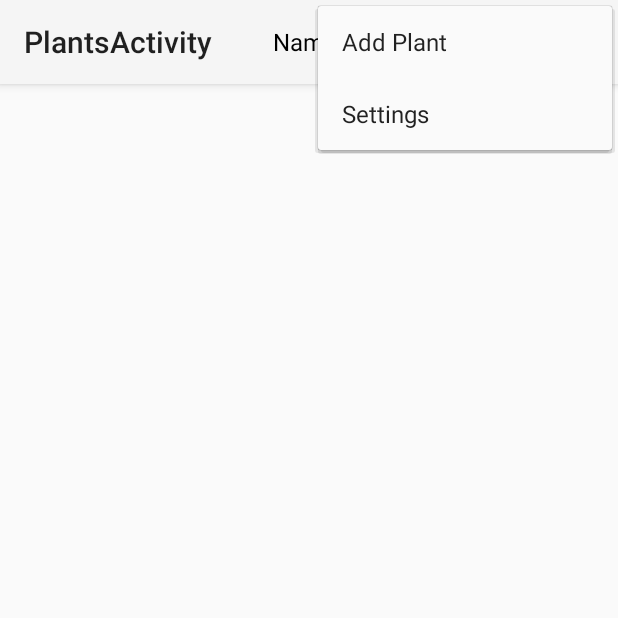
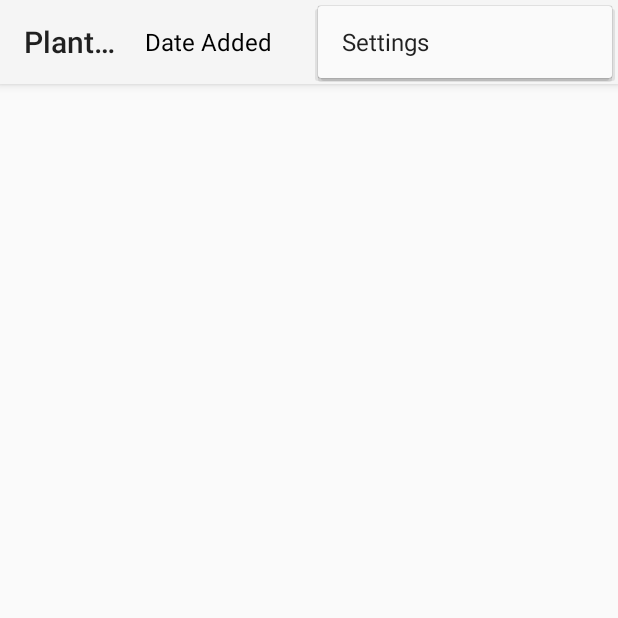
Before and after one commit to chadamine/android, an Android app: the PlantsActivity screen opened directly, with no data from a screen before it, with the options menu open, on a phone screen of 412 x 824 dp, the top half of it. Run offline under Robolectric (Android 15) with nearby library versions, the phone set to English and light mode, and no system bars.

Commit message:
list sorts

```diff
--- a/DatabaseList/app/src/main/java/chadamine/com/databaselist/Adapters/ListCursorAdapter.java
+++ b/DatabaseList/app/src/main/java/chadamine/com/databaselist/Adapters/ListCursorAdapter.java
@@ -31,12 +31,12 @@ public class ListCursorAdapter extends CursorAdapter {
         mIds = new HashMap<>();
         mSelectedItems = new SparseBooleanArray();
 
-        if(c != null)
+        //if(c != null)
             mCursor = c;
-        else
+        /*else
             mCursor = mContext.getContentResolver()
                     .query(mDatabaseObject.getUri(),
-                            mDatabaseObject.getKeyIdArray(), null, null, null);
+                            mDatabaseObject.getKeyIdArray(), null, null, null);*/
     }
 
     @Override
@@ -45,14 +45,13 @@ public class ListCursorAdapter extends CursorAdapter {
 
         // TODO: MAKE THIS WORK
         //mDatabaseObject.setContent();
+
         mView = view;
     }
 
 	@Override
 	public Cursor getCursor() {
-
         return mCursor;
-                //mDatabaseObject.getCursor();
 	}
 
     public void toggleSelection(int position) {
--- a/DatabaseList/app/src/main/java/chadamine/com/databaselist/Fragments/PlantsFragment.java
+++ b/DatabaseList/app/src/main/java/chadamine/com/databaselist/Fragments/PlantsFragment.java
@@ -8,16 +8,24 @@ import android.support.v4.app.ListFragment;
 import android.support.v4.app.LoaderManager;
 import android.support.v4.content.CursorLoader;
 import android.support.v4.content.Loader;
+import android.support.v4.view.MenuItemCompat;
 import android.view.ActionMode;
+import android.view.ContextMenu;
 import android.view.LayoutInflater;
 import android.view.Menu;
+import android.view.MenuInflater;
 import android.view.MenuItem;
 import android.view.View;
 import android.view.ViewGroup;
 import android.widget.AbsListView;
+import android.widget.AdapterView;
+import android.widget.ArrayAdapter;
 import android.widget.ListView;
+import android.widget.Spinner;
+import android.widget.SpinnerAdapter;
 
 import chadamine.com.databaselist.Adapters.ListCursorAdapter;
+import chadamine.com.databaselist.Database.DatabaseContract;
 import chadamine.com.databaselist.Database.DatabaseContract.Plants;
 import chadamine.com.databaselist.Objects.Plant;
 import chadamine.com.databaselist.R;
@@ -34,14 +42,19 @@ public class PlantsFragment extends ListFragment
     private static final int LIST_LOADER_ID = 0;
     private Plant mPlant;
     private Context mContext;
+    private static final String SORT_DESC = " DESC";
+    private static final String SORT_ASC = " ASC";
+    private LoaderManager.LoaderCallbacks<Cursor> mLoaderManager;
 
     @Override
     public View onCreateView(LayoutInflater inflater, ViewGroup container, Bundle savedInstanceState) {
 
-        View view = inflater.inflate(R.layout.fragment_plants, container, false);
+        final View view = inflater.inflate(R.layout.fragment_plants, container, false);
 
         mPlant = new Plant(getActivity());
         mContext = getActivity();
+        mView = view;
+        mLoaderManager = this;
 
         prepareList();
 
@@ -49,8 +62,65 @@ public class PlantsFragment extends ListFragment
     }
 
     @Override
-    public void onViewCreated(View view, Bundle savedInstanceState) {
-        super.onViewCreated(view, savedInstanceState);
+    public void onCreate(Bundle savedInstanceState) {
+        super.onCreate(savedInstanceState);
+
+        setHasOptionsMenu(true);
+    }
+
+    @Override
+    public void onCreateOptionsMenu(Menu menu, MenuInflater inflater) {
+        super.onCreateOptionsMenu(menu, inflater);
+
+        prepareMenuSpinner(menu, inflater);
+    }
+
+    private void prepareMenuSpinner(Menu menu, MenuInflater inflater) {
+        inflater.inflate(R.menu.menu_plants_fragment_options, menu);
+
+        Spinner spinner = (Spinner) MenuItemCompat.getActionView(menu.findItem(R.id.spinner_plant_menu));
+        SpinnerAdapter mSpinnerAdapter = ArrayAdapter.createFromResource(mContext,
+                R.array.plant_sort_items, android.R.layout.simple_spinner_dropdown_item);
+
+        spinner.setAdapter(mSpinnerAdapter);
+        spinner.setSelection(0);
+
+        spinner.setOnItemSelectedListener(new AdapterView.OnItemSelectedListener() {
+            @Override
+            public void onItemSelected(AdapterView<?> parent, View view, int position, long id) {
+                Bundle loaderBundle = new Bundle();
+                String sortOrder = null;
+
+                switch (position) {
+
+                    case 0:
+                        sortOrder = Plants.KEY_ID + SORT_ASC;
+                        break;
+
+                    case 1:
+                        sortOrder = Plants.KEY_ID + SORT_DESC;
+                        break;
+
+                    case 2:
+                        sortOrder = Plants.KEY_NAME + SORT_ASC;
+                        break;
+
+                    case 3:
+                        sortOrder = Plants.KEY_NAME + SORT_DESC;
+                        break;
+                }
+
+                loaderBundle.putString("sort_order", sortOrder);
+                getLoaderManager().restartLoader(LIST_LOADER_ID, loaderBundle, mLoaderManager);
+                mListCursorAdapter.notifyDataSetChanged();
+            }
+
+            // this should not happen in this case
+            @Override
+            public void onNothingSelected(AdapterView<?> parent) {
+
+            }
+        });
     }
 
     @Override
@@ -71,6 +141,12 @@ public class PlantsFragment extends ListFragment
 
         setListAdapter(mListCursorAdapter);
 
+    }
+
+    // TODO: SETUP CONTEXT MENU
+    @Override
+    public void onCreateContextMenu(ContextMenu menu, View v, ContextMenu.ContextMenuInfo menuInfo) {
+        super.onCreateContextMenu(menu, v, menuInfo);
     }
 
     @Override
@@ -129,21 +205,21 @@ public class PlantsFragment extends ListFragment
     }
 
     @Override
-    public void onViewStateRestored(@Nullable Bundle savedInstanceState) {
-        super.onViewStateRestored(savedInstanceState);
-        //prepareList();
-    }
+    public Loader<Cursor> onCreateLoader(int id, Bundle args) {
 
-    @Override
-    public Loader<Cursor> onCreateLoader(int id, Bundle args) {
         return new CursorLoader(getActivity(),
-                Plants.CONTENT_URI,
+               Plants.CONTENT_URI,
                 Plants.KEY_ID_ARRAY,
-                null, null, null);
+                null, null,
+                args != null ? args.getString("sort_order") : null);
     }
 
     @Override
     public void onLoadFinished(Loader<Cursor> loader, Cursor data) {
+
+        mListCursorAdapter.notifyDataSetChanged();
+        getListView().setAdapter(mListCursorAdapter);   // <-
+
         mListCursorAdapter.swapCursor(data);
     }
 
@@ -151,4 +227,5 @@ public class PlantsFragment extends ListFragment
     public void onLoaderReset(Loader<Cursor> loader) {
         mListCursorAdapter.swapCursor(null);
     }
+
 }
--- a/DatabaseList/app/src/main/java/chadamine/com/databaselist/Objects/Plant.java
+++ b/DatabaseList/app/src/main/java/chadamine/com/databaselist/Objects/Plant.java
@@ -102,6 +102,7 @@ public class Plant extends Organism implements DatabaseAdapter {
                 ((TextView) view.findViewById(R.id.textview_plants_item_name)).setText(name);
 
             String species = c.getString(c.getColumnIndexOrThrow(DatabaseContract.Plants.KEY_SPECIES));
+
             if (!species.isEmpty())
                 ((TextView) view.findViewById(R.id.textview_plants_item_species)).setText(species);
 
--- a/DatabaseList/app/src/main/java/chadamine/com/databaselist/PlantsActivity.java
+++ b/DatabaseList/app/src/main/java/chadamine/com/databaselist/PlantsActivity.java
@@ -2,20 +2,15 @@ package chadamine.com.databaselist;
 
 import android.database.Cursor;
 import android.os.Bundle;
-import android.support.v4.view.MenuItemCompat;
 import android.support.v4.view.ViewPager;
 import android.support.v7.app.ActionBarActivity;
 import android.view.Menu;
 import android.view.MenuItem;
 import android.view.View;
-import android.widget.ArrayAdapter;
-import android.widget.Spinner;
-import android.widget.SpinnerAdapter;
 import android.widget.Toast;
 
 import java.util.ArrayList;
 import java.util.List;
-import java.util.zip.Inflater;
 
 import chadamine.com.databaselist.Database.DatabaseContract;
 import chadamine.com.databaselist.Fragments.PlantNewFragment;
@@ -49,13 +44,38 @@ public class PlantsActivity extends ActionBarActivity {
     @Override
     public boolean onCreateOptionsMenu(Menu menu) {
 
-        getMenuInflater().inflate(R.menu.menu_plants, menu);
-
+        final Menu mMenu = menu;
+        getMenuInflater().inflate(R.menu.menu_plants_options, menu);
+/*
         Spinner spinner = (Spinner) MenuItemCompat.getActionView(menu.findItem(R.id.spinner_plant_menu));
         SpinnerAdapter mSpinnerAdapter = ArrayAdapter.createFromResource(this,
                 R.array.plant_sort_items, android.R.layout.simple_spinner_dropdown_item);
 
         spinner.setAdapter(mSpinnerAdapter);
+        spinner.setOnItemClickListener(new AdapterView.OnItemClickListener() {
+            @Override
+            public void onItemClick(AdapterView<?> parent, View view, int position, long id) {
+                switch(position) {
+                    case 0:
+
+                        break;
+                    case 1:
+                        break;
+                }
+            }
+        });
+
+        spinner.setOnItemSelectedListener(new AdapterView.OnItemSelectedListener() {
+            @Override
+            public void onItemSelected(AdapterView<?> parent, View view, int position, long id) {
+
+            }
+
+            @Override
+            public void onNothingSelected(AdapterView<?> parent) {
+
+            }
+        });*/
         return true;
     }
 
@@ -66,25 +86,24 @@ public class PlantsActivity extends ActionBarActivity {
         // as you specify a parent activity in AndroidManifest.xml.
 
         switch(item.getItemId()) {
+
             case R.id.action_settings:
                 return true;
+
             case R.id.add_plant:
                 Toast.makeText(this, " add plant ", Toast.LENGTH_SHORT).show();
                 getSupportFragmentManager().beginTransaction()
                         .addToBackStack("new plant fragment")
                         .replace(R.id.frame_plant_activity, new PlantNewFragment()).commit();
                 return true;
+
+            case R.id.spinner_plant_menu:
+
         }
 
         //return super.onOptionsItemSelected(item);
         return true;
     }
-
- /*   private List<Object> getPlants() {
-
-        return loadPlants();
-    }*/
-
 
     private void loadPlants() {
 
--- a/DatabaseList/app/src/main/res/menu/menu_plants.xml
+++ b/DatabaseList/app/src/main/res/menu/menu_plants_fragment_options.xml
@@ -15,6 +15,8 @@
         android:orderInCategory="50"
         android:title="Add Plant">
     </item>
+    <!--
     <item android:id="@+id/action_settings" android:title="@string/action_settings"
         android:orderInCategory="100" app:showAsAction="never" />
+    -->
 </menu>
--- /dev/null
+++ b/DatabaseList/app/src/main/res/menu/menu_plants_options.xml
@@ -0,0 +1,8 @@
+<menu xmlns:android="http://schemas.android.com/apk/res/android"
+    xmlns:app="http://schemas.android.com/apk/res-auto"
+    xmlns:tools="http://schemas.android.com/tools"
+    tools:context="chadamine.com.databaselist.PlantsActivity">
+
+    <item android:id="@+id/action_settings" android:title="@string/action_settings"
+        android:orderInCategory="100" app:showAsAction="never" />
+</menu>
--- a/DatabaseList/app/src/main/res/values/array.xml
+++ b/DatabaseList/app/src/main/res/values/array.xml
@@ -1,8 +1,28 @@
 <?xml version="1.0" encoding="utf-8"?>
 <resources>
     <string-array name="plant_sort_items">
-        <item>Name, Ascending</item>
-        <item>Name, Descending</item>
+
+        <!-- ASCENDING -->
+        <item>Date Added</item>
+        <item>Name</item>
+        <item>Species</item>
+        <item>Cultivar</item>
+        <item>Stage</item>
+        <item>Age</item>
+        <item>Height</item>
+        <item>Substrate</item>
+        <item>Pot Size</item>
+
+        <!-- DESCENDING -->
+        <item>Date Added, Desc</item>
+        <item>Name, Desc</item>
+        <item>Species, Desc</item>
+        <item>Cultivar, Desc</item>
+        <item>Stage, Desc</item>
+        <item>Age, Desc</item>
+        <item>Height, Desc</item>
+        <item>Substrate, Desc</item>
+        <item>Pot Size, Desc</item>
 
     </string-array>
 </resources>
```
